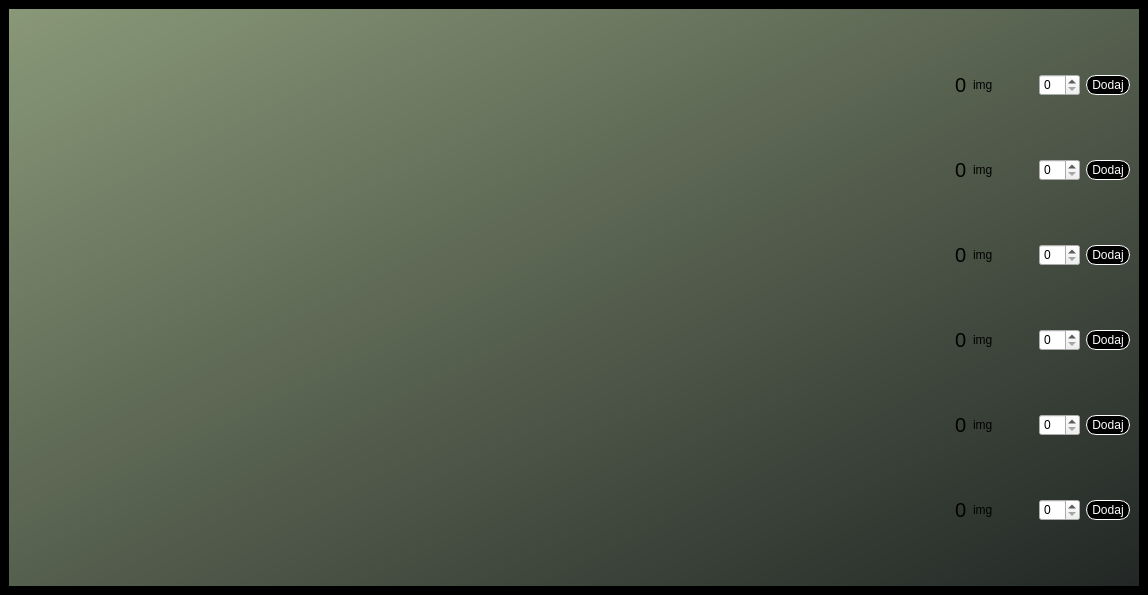
Above: LinuxProject/mainwindow.ui from Skalik2/LinuxAppCpp before the change. Below: the same form after it.
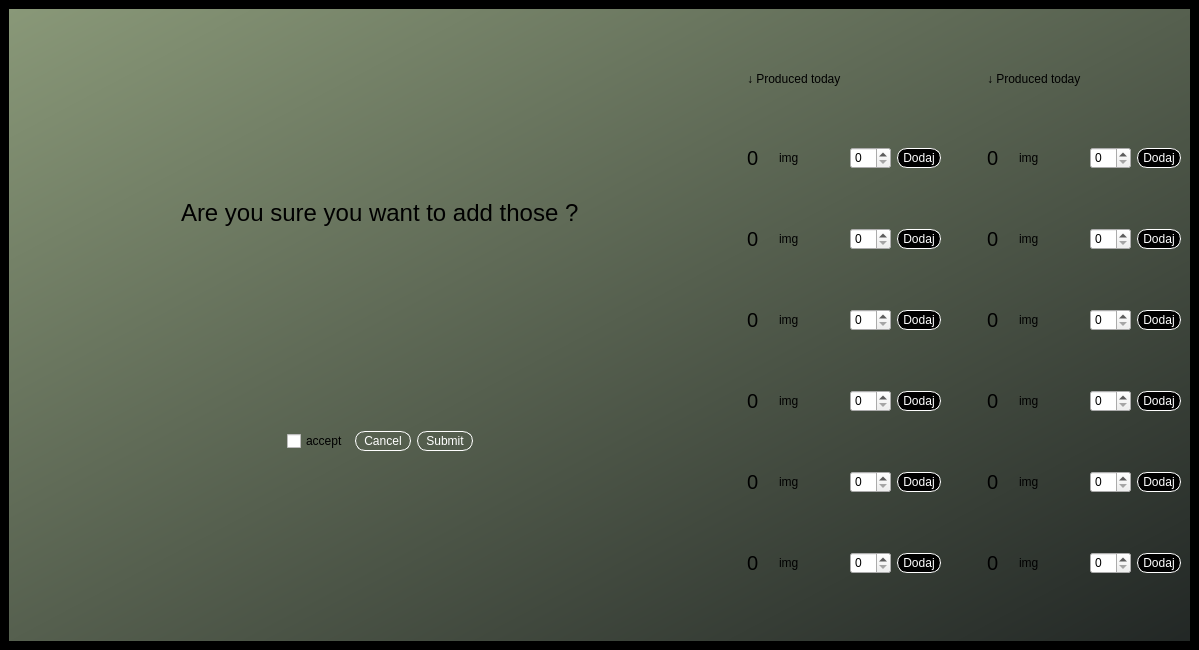
That is the form after the change. The open tabs and pages were chosen to show the change.

```diff
--- a/LinuxProject/mainwindow.ui
+++ b/LinuxProject/mainwindow.ui
@@ -6,8 +6,8 @@
    <rect>
     <x>0</x>
     <y>0</y>
-    <width>1148</width>
-    <height>595</height>
+    <width>1199</width>
+    <height>650</height>
    </rect>
   </property>
   <property name="maximumSize">
@@ -386,12 +386,685 @@
        </property>
        <layout class="QHBoxLayout" name="horizontalLayout_8">
         <item>
-         <layout class="QHBoxLayout" name="horizontalLayout_6" stretch="0,0">
+         <layout class="QHBoxLayout" name="horizontalLayout_6" stretch="0,0,0,0,0,0">
+          <item>
+           <spacer name="horizontalSpacer_11">
+            <property name="orientation">
+             <enum>Qt::Horizontal</enum>
+            </property>
+            <property name="sizeType">
+             <enum>QSizePolicy::Minimum</enum>
+            </property>
+            <property name="sizeHint" stdset="0">
+             <size>
+              <width>40</width>
+              <height>20</height>
+             </size>
+            </property>
+           </spacer>
+          </item>
+          <item>
+           <layout class="QVBoxLayout" name="verticalLayout_4">
+            <item>
+             <spacer name="verticalSpacer_4">
+              <property name="orientation">
+               <enum>Qt::Vertical</enum>
+              </property>
+              <property name="sizeType">
+               <enum>QSizePolicy::Minimum</enum>
+              </property>
+              <property name="sizeHint" stdset="0">
+               <size>
+                <width>20</width>
+                <height>40</height>
+               </size>
+              </property>
+             </spacer>
+            </item>
+            <item>
+             <widget class="QStackedWidget" name="stackedWidget_2">
+              <property name="maximumSize">
+               <size>
+                <width>16777215</width>
+                <height>16777215</height>
+               </size>
+              </property>
+              <property name="autoFillBackground">
+               <bool>false</bool>
+              </property>
+              <property name="styleSheet">
+               <string notr="true">background-color: none;</string>
+              </property>
+              <property name="currentIndex">
+               <number>1</number>
+              </property>
+              <widget class="QWidget" name="page_2">
+               <property name="enabled">
+                <bool>true</bool>
+               </property>
+               <property name="maximumSize">
+                <size>
+                 <width>16777215</width>
+                 <height>16777215</height>
+                </size>
+               </property>
+               <property name="tabletTracking">
+                <bool>false</bool>
+               </property>
+               <layout class="QHBoxLayout" name="horizontalLayout_15">
+                <item>
+                 <spacer name="horizontalSpacer_12">
+                  <property name="orientation">
+                   <enum>Qt::Horizontal</enum>
+                  </property>
+                  <property name="sizeHint" stdset="0">
+                   <size>
+                    <width>4</width>
+                    <height>20</height>
+                   </size>
+                  </property>
+                 </spacer>
+                </item>
+                <item>
+                 <layout class="QVBoxLayout" name="verticalLayout_5">
+                  <item>
+                   <spacer name="verticalSpacer_5">
+                    <property name="orientation">
+                     <enum>Qt::Vertical</enum>
+                    </property>
+                    <property name="sizeHint" stdset="0">
+                     <size>
+                      <width>20</width>
+                      <height>40</height>
+                     </size>
+                    </property>
+                   </spacer>
+                  </item>
+                  <item>
+                   <widget class="QLabel" name="label">
+                    <property name="font">
+                     <font>
+                      <pointsize>18</pointsize>
+                     </font>
+                    </property>
+                    <property name="text">
+                     <string>Are you sure you want to add those ?</string>
+                    </property>
+                   </widget>
+                  </item>
+                  <item>
+                   <widget class="QListWidget" name="listWidget">
+                    <property name="autoFillBackground">
+                     <bool>false</bool>
+                    </property>
+                    <property name="styleSheet">
+                     <string notr="true">background-color: rgba(0,0,0,0);
+border: none;</string>
+                    </property>
+                   </widget>
+                  </item>
+                  <item>
+                   <layout class="QHBoxLayout" name="horizontalLayout_16">
+                    <item>
+                     <spacer name="horizontalSpacer_14">
+                      <property name="orientation">
+                       <enum>Qt::Horizontal</enum>
+                      </property>
+                      <property name="sizeHint" stdset="0">
+                       <size>
+                        <width>40</width>
+                        <height>20</height>
+                       </size>
+                      </property>
+                     </spacer>
+                    </item>
+                    <item>
+                     <widget class="QCheckBox" name="checkBox">
+                      <property name="text">
+                       <string>accept</string>
+                      </property>
+                     </widget>
+                    </item>
+                    <item>
+                     <widget class="QPushButton" name="pushButtonCancel">
+                      <property name="text">
+                       <string> Cancel </string>
+                      </property>
+                     </widget>
+                    </item>
+                    <item>
+                     <widget class="QPushButton" name="pushButtonSubmit_2">
+                      <property name="text">
+                       <string> Submit </string>
+                      </property>
+                     </widget>
+                    </item>
+                    <item>
+                     <spacer name="horizontalSpacer_15">
+                      <property name="orientation">
+                       <enum>Qt::Horizontal</enum>
+                      </property>
+                      <property name="sizeHint" stdset="0">
+                       <size>
+                        <width>40</width>
+                        <height>20</height>
+                       </size>
+                      </property>
+                     </spacer>
+                    </item>
+                   </layout>
+                  </item>
+                  <item>
+                   <spacer name="verticalSpacer_6">
+                    <property name="orientation">
+                     <enum>Qt::Vertical</enum>
+                    </property>
+                    <property name="sizeHint" stdset="0">
+                     <size>
+                      <width>20</width>
+                      <height>40</height>
+                     </size>
+                    </property>
+                   </spacer>
+                  </item>
+                 </layout>
+                </item>
+                <item>
+                 <layout class="QHBoxLayout" name="horizontalLayout_9">
+                  <property name="spacing">
+                   <number>7</number>
+                  </property>
+                  <property name="sizeConstraint">
+                   <enum>QLayout::SetDefaultConstraint</enum>
+                  </property>
+                 </layout>
+                </item>
+                <item>
+                 <spacer name="horizontalSpacer_13">
+                  <property name="orientation">
+                   <enum>Qt::Horizontal</enum>
+                  </property>
+                  <property name="sizeHint" stdset="0">
+                   <size>
+                    <width>40</width>
+                    <height>20</height>
+                   </size>
+                  </property>
+                 </spacer>
+                </item>
+               </layout>
+              </widget>
+              <widget class="QWidget" name="page_0">
+               <property name="maximumSize">
+                <size>
+                 <width>16777214</width>
+                 <height>16777215</height>
+                </size>
+               </property>
+               <layout class="QHBoxLayout" name="horizontalLayout_29">
+                <item>
+                 <layout class="QHBoxLayout" name="horizontalLayout_28">
+                  <item>
+                   <spacer name="horizontalSpacer_28">
+                    <property name="orientation">
+                     <enum>Qt::Horizontal</enum>
+                    </property>
+                    <property name="sizeHint" stdset="0">
+                     <size>
+                      <width>40</width>
+                      <height>20</height>
+                     </size>
+                    </property>
+                   </spacer>
+                  </item>
+                  <item>
+                   <layout class="QVBoxLayout" name="verticalLayout_12">
+                    <item>
+                     <spacer name="verticalSpacer_8">
+                      <property name="orientation">
+                       <enum>Qt::Vertical</enum>
+                      </property>
+                      <property name="sizeHint" stdset="0">
+                       <size>
+                        <width>20</width>
+                        <height>40</height>
+                       </size>
+                      </property>
+                     </spacer>
+                    </item>
+                    <item>
+                     <widget class="QLabel" name="label_4">
+                      <property name="font">
+                       <font>
+                        <pointsize>15</pointsize>
+                       </font>
+                      </property>
+                      <property name="text">
+                       <string>Choose pieces that you have produced</string>
+                      </property>
+                     </widget>
+                    </item>
+                    <item>
+                     <spacer name="verticalSpacer_7">
+                      <property name="orientation">
+                       <enum>Qt::Vertical</enum>
+                      </property>
+                      <property name="sizeHint" stdset="0">
+                       <size>
+                        <width>20</width>
+                        <height>40</height>
+                       </size>
+                      </property>
+                     </spacer>
+                    </item>
+                   </layout>
+                  </item>
+                  <item>
+                   <spacer name="horizontalSpacer_29">
+                    <property name="orientation">
+                     <enum>Qt::Horizontal</enum>
+                    </property>
+                    <property name="sizeHint" stdset="0">
+                     <size>
+                      <width>40</width>
+                      <height>20</height>
+                     </size>
+                    </property>
+                   </spacer>
+                  </item>
+                 </layout>
+                </item>
+               </layout>
+              </widget>
+             </widget>
+            </item>
+            <item>
+             <spacer name="verticalSpacer_3">
+              <property name="orientation">
+               <enum>Qt::Vertical</enum>
+              </property>
+              <property name="sizeType">
+               <enum>QSizePolicy::Minimum</enum>
+              </property>
+              <property name="sizeHint" stdset="0">
+               <size>
+                <width>20</width>
+                <height>40</height>
+               </size>
+              </property>
+             </spacer>
+            </item>
+           </layout>
+          </item>
           <item>
            <spacer name="horizontalSpacer_4">
             <property name="orientation">
              <enum>Qt::Horizontal</enum>
             </property>
+            <property name="sizeType">
+             <enum>QSizePolicy::Minimum</enum>
+            </property>
+            <property name="sizeHint" stdset="0">
+             <size>
+              <width>40</width>
+              <height>20</height>
+             </size>
+            </property>
+           </spacer>
+          </item>
+          <item>
+           <layout class="QVBoxLayout" name="verticalLayout_11">
+            <item>
+             <layout class="QHBoxLayout" name="horizontalLayout_27">
+              <item>
+               <widget class="QLabel" name="label_3">
+                <property name="sizePolicy">
+                 <sizepolicy hsizetype="Minimum" vsizetype="Fixed">
+                  <horstretch>0</horstretch>
+                  <verstretch>0</verstretch>
+                 </sizepolicy>
+                </property>
+                <property name="text">
+                 <string>↓ Produced today</string>
+                </property>
+               </widget>
+              </item>
+              <item>
+               <spacer name="horizontalSpacer_27">
+                <property name="orientation">
+                 <enum>Qt::Horizontal</enum>
+                </property>
+                <property name="sizeType">
+                 <enum>QSizePolicy::Fixed</enum>
+                </property>
+                <property name="sizeHint" stdset="0">
+                 <size>
+                  <width>100</width>
+                  <height>20</height>
+                 </size>
+                </property>
+               </spacer>
+              </item>
+             </layout>
+            </item>
+            <item>
+             <layout class="QHBoxLayout" name="horizontalLayout_18">
+              <item>
+               <widget class="QLabel" name="labelCount1_3">
+                <property name="font">
+                 <font>
+                  <pointsize>15</pointsize>
+                 </font>
+                </property>
+                <property name="text">
+                 <string>0</string>
+                </property>
+               </widget>
+              </item>
+              <item>
+               <widget class="QLabel" name="imgTriangle">
+                <property name="text">
+                 <string>img</string>
+                </property>
+               </widget>
+              </item>
+              <item>
+               <spacer name="horizontalSpacer_17">
+                <property name="orientation">
+                 <enum>Qt::Horizontal</enum>
+                </property>
+                <property name="sizeType">
+                 <enum>QSizePolicy::Fixed</enum>
+                </property>
+                <property name="sizeHint" stdset="0">
+                 <size>
+                  <width>40</width>
+                  <height>20</height>
+                 </size>
+                </property>
+               </spacer>
+              </item>
+              <item>
+               <widget class="QSpinBox" name="spinBox1_3"/>
+              </item>
+              <item>
+               <widget class="QPushButton" name="pushButton1_3">
+                <property name="text">
+                 <string>Dodaj</string>
+                </property>
+               </widget>
+              </item>
+             </layout>
+            </item>
+            <item>
+             <layout class="QHBoxLayout" name="horizontalLayout_19">
+              <item>
+               <widget class="QLabel" name="labelCount2_2">
+                <property name="font">
+                 <font>
+                  <pointsize>15</pointsize>
+                 </font>
+                </property>
+                <property name="text">
+                 <string>0</string>
+                </property>
+               </widget>
+              </item>
+              <item>
+               <widget class="QLabel" name="imgHex">
+                <property name="palette">
+                 <palette>
+                  <active/>
+                  <inactive/>
+                  <disabled/>
+                 </palette>
+                </property>
+                <property name="autoFillBackground">
+                 <bool>false</bool>
+                </property>
+                <property name="styleSheet">
+                 <string notr="true"/>
+                </property>
+                <property name="text">
+                 <string>img</string>
+                </property>
+               </widget>
+              </item>
+              <item>
+               <spacer name="horizontalSpacer_18">
+                <property name="orientation">
+                 <enum>Qt::Horizontal</enum>
+                </property>
+                <property name="sizeType">
+                 <enum>QSizePolicy::Fixed</enum>
+                </property>
+                <property name="sizeHint" stdset="0">
+                 <size>
+                  <width>40</width>
+                  <height>20</height>
+                 </size>
+                </property>
+               </spacer>
+              </item>
+              <item>
+               <widget class="QSpinBox" name="spinBox2_2"/>
+              </item>
+              <item>
+               <widget class="QPushButton" name="pushButton2_2">
+                <property name="text">
+                 <string>Dodaj</string>
+                </property>
+               </widget>
+              </item>
+             </layout>
+            </item>
+            <item>
+             <layout class="QHBoxLayout" name="horizontalLayout_20">
+              <item>
+               <widget class="QLabel" name="labelCount3_2">
+                <property name="font">
+                 <font>
+                  <pointsize>15</pointsize>
+                  <bold>false</bold>
+                 </font>
+                </property>
+                <property name="text">
+                 <string>0</string>
+                </property>
+               </widget>
+              </item>
+              <item>
+               <widget class="QLabel" name="imgPenta">
+                <property name="text">
+                 <string>img</string>
+                </property>
+               </widget>
+              </item>
+              <item>
+               <spacer name="horizontalSpacer_19">
+                <property name="orientation">
+                 <enum>Qt::Horizontal</enum>
+                </property>
+                <property name="sizeType">
+                 <enum>QSizePolicy::Fixed</enum>
+                </property>
+                <property name="sizeHint" stdset="0">
+                 <size>
+                  <width>40</width>
+                  <height>20</height>
+                 </size>
+                </property>
+               </spacer>
+              </item>
+              <item>
+               <widget class="QSpinBox" name="spinBox3_2"/>
+              </item>
+              <item>
+               <widget class="QPushButton" name="pushButton3_2">
+                <property name="text">
+                 <string>Dodaj</string>
+                </property>
+               </widget>
+              </item>
+             </layout>
+            </item>
+            <item>
+             <layout class="QHBoxLayout" name="horizontalLayout_21">
+              <item>
+               <widget class="QLabel" name="labelCount4_2">
+                <property name="font">
+                 <font>
+                  <pointsize>15</pointsize>
+                 </font>
+                </property>
+                <property name="text">
+                 <string>0</string>
+                </property>
+               </widget>
+              </item>
+              <item>
+               <widget class="QLabel" name="imgBendU">
+                <property name="text">
+                 <string>img</string>
+                </property>
+               </widget>
+              </item>
+              <item>
+               <spacer name="horizontalSpacer_20">
+                <property name="orientation">
+                 <enum>Qt::Horizontal</enum>
+                </property>
+                <property name="sizeType">
+                 <enum>QSizePolicy::Fixed</enum>
+                </property>
+                <property name="sizeHint" stdset="0">
+                 <size>
+                  <width>40</width>
+                  <height>20</height>
+                 </size>
+                </property>
+               </spacer>
+              </item>
+              <item>
+               <widget class="QSpinBox" name="spinBox4_2"/>
+              </item>
+              <item>
+               <widget class="QPushButton" name="pushButton4_2">
+                <property name="text">
+                 <string>Dodaj</string>
+                </property>
+               </widget>
+              </item>
+             </layout>
+            </item>
+            <item>
+             <layout class="QHBoxLayout" name="horizontalLayout_22">
+              <item>
+               <widget class="QLabel" name="labelCount5_2">
+                <property name="font">
+                 <font>
+                  <pointsize>15</pointsize>
+                 </font>
+                </property>
+                <property name="text">
+                 <string>0</string>
+                </property>
+               </widget>
+              </item>
+              <item>
+               <widget class="QLabel" name="imgSquareBend">
+                <property name="text">
+                 <string>img</string>
+                </property>
+               </widget>
+              </item>
+              <item>
+               <spacer name="horizontalSpacer_21">
+                <property name="orientation">
+                 <enum>Qt::Horizontal</enum>
+                </property>
+                <property name="sizeType">
+                 <enum>QSizePolicy::Fixed</enum>
+                </property>
+                <property name="sizeHint" stdset="0">
+                 <size>
+                  <width>40</width>
+                  <height>20</height>
+                 </size>
+                </property>
+               </spacer>
+              </item>
+              <item>
+               <widget class="QSpinBox" name="spinBox5_2"/>
+              </item>
+              <item>
+               <widget class="QPushButton" name="pushButton5_2">
+                <property name="text">
+                 <string>Dodaj</string>
+                </property>
+               </widget>
+              </item>
+             </layout>
+            </item>
+            <item>
+             <layout class="QHBoxLayout" name="horizontalLayout_23">
+              <item>
+               <widget class="QLabel" name="labelCount6_2">
+                <property name="font">
+                 <font>
+                  <pointsize>15</pointsize>
+                 </font>
+                </property>
+                <property name="text">
+                 <string>0</string>
+                </property>
+               </widget>
+              </item>
+              <item>
+               <widget class="QLabel" name="imgSquareFilled">
+                <property name="text">
+                 <string>img</string>
+                </property>
+               </widget>
+              </item>
+              <item>
+               <spacer name="horizontalSpacer_22">
+                <property name="orientation">
+                 <enum>Qt::Horizontal</enum>
+                </property>
+                <property name="sizeType">
+                 <enum>QSizePolicy::Fixed</enum>
+                </property>
+                <property name="sizeHint" stdset="0">
+                 <size>
+                  <width>40</width>
+                  <height>20</height>
+                 </size>
+                </property>
+               </spacer>
+              </item>
+              <item>
+               <widget class="QSpinBox" name="spinBox6_2"/>
+              </item>
+              <item>
+               <widget class="QPushButton" name="pushButton6_2">
+                <property name="text">
+                 <string>Dodaj</string>
+                </property>
+               </widget>
+              </item>
+             </layout>
+            </item>
+           </layout>
+          </item>
+          <item>
+           <spacer name="horizontalSpacer_23">
+            <property name="orientation">
+             <enum>Qt::Horizontal</enum>
+            </property>
+            <property name="sizeType">
+             <enum>QSizePolicy::Fixed</enum>
+            </property>
             <property name="sizeHint" stdset="0">
              <size>
               <width>40</width>
@@ -402,6 +1075,39 @@
           </item>
           <item>
            <layout class="QVBoxLayout" name="verticalLayout_3">
+            <item>
+             <layout class="QHBoxLayout" name="horizontalLayout_26">
+              <item>
+               <widget class="QLabel" name="label_2">
+                <property name="sizePolicy">
+                 <sizepolicy hsizetype="Minimum" vsizetype="Fixed">
+                  <horstretch>0</horstretch>
+                  <verstretch>0</verstretch>
+                 </sizepolicy>
+                </property>
+                <property name="text">
+                 <string>↓ Produced today</string>
+                </property>
+               </widget>
+              </item>
+              <item>
+               <spacer name="horizontalSpacer_26">
+                <property name="orientation">
+                 <enum>Qt::Horizontal</enum>
+                </property>
+                <property name="sizeType">
+                 <enum>QSizePolicy::Fixed</enum>
+                </property>
+                <property name="sizeHint" stdset="0">
+                 <size>
+                  <width>100</width>
+                  <height>20</height>
+                 </size>
+                </property>
+               </spacer>
+              </item>
+             </layout>
+            </item>
             <item>
              <layout class="QHBoxLayout" name="horizontalLayout_7">
               <item>
@@ -411,6 +1117,12 @@
                   <pointsize>15</pointsize>
                  </font>
                 </property>
+                <property name="layoutDirection">
+                 <enum>Qt::LeftToRight</enum>
+                </property>
+                <property name="autoFillBackground">
+                 <bool>false</bool>
+                </property>
                 <property name="text">
                  <string>0</string>
                 </property>
@@ -676,7 +1388,7 @@
                </widget>
               </item>
               <item>
-               <widget class="QLabel" name="label_2">
+               <widget class="QLabel" name="imgSheet">
                 <property name="text">
                  <string>img</string>
                 </property>
```
